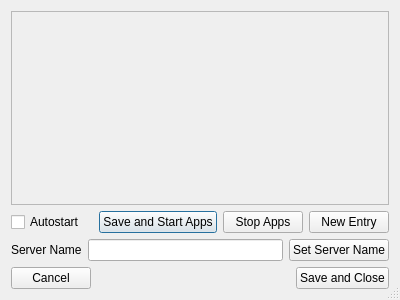
Old version of the form mqt/MqtBase/StartConfig.ui in the repository Rsclub22/Minos2-Mirror.
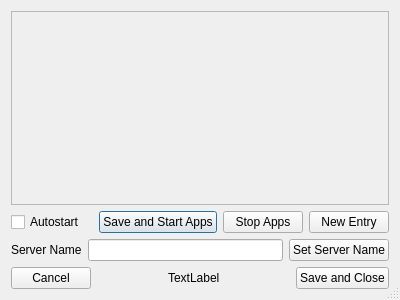
New version of the form.

Diff of the .ui file:
```diff
--- a/mqt/MqtBase/StartConfig.ui
+++ b/mqt/MqtBase/StartConfig.ui
@@ -126,6 +126,26 @@
        </property>
       </spacer>
      </item>
+     <item>
+      <widget class="QLabel" name="configNameLabel">
+       <property name="text">
+        <string>TextLabel</string>
+       </property>
+      </widget>
+     </item>
+     <item>
+      <spacer name="horizontalSpacer_3">
+       <property name="orientation">
+        <enum>Qt::Horizontal</enum>
+       </property>
+       <property name="sizeHint" stdset="0">
+        <size>
+         <width>40</width>
+         <height>20</height>
+        </size>
+       </property>
+      </spacer>
+     </item>
      <item>
       <widget class="QPushButton" name="SaveCloseButton">
        <property name="text">
```
